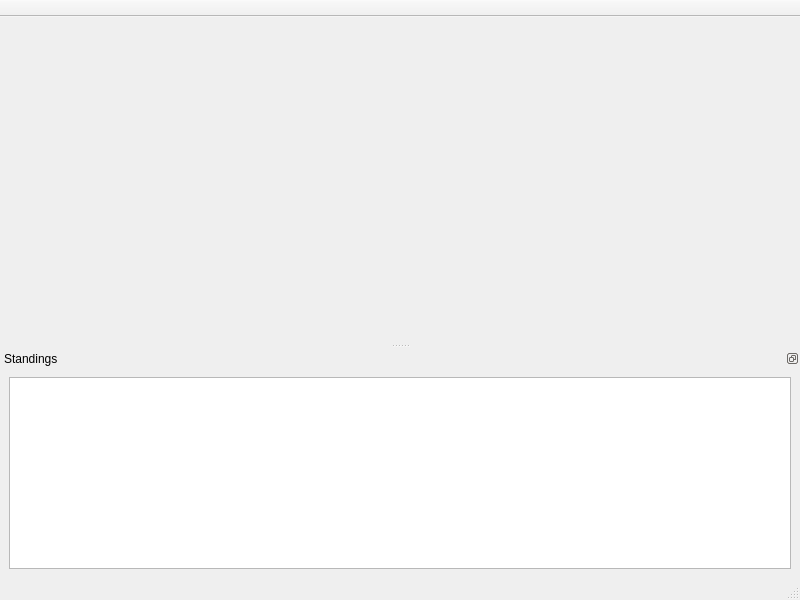
Before: the Qt Designer form src/race_info/RaceInfoWindow.ui in Pesa/forse, drawn with Qt 5.
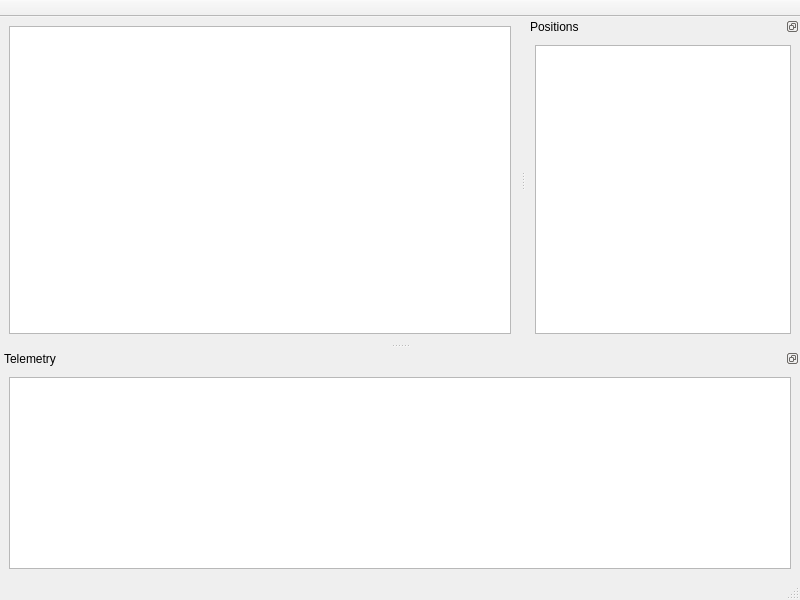
After: the same form once the commit is applied. Custom widgets are drawn as their Qt base class.

Commit message: [race_info] Various updates to the UI.

What changed in the file:
```diff
--- a/src/race_info/RaceInfoWindow.ui
+++ b/src/race_info/RaceInfoWindow.ui
@@ -13,7 +13,13 @@
   <property name="windowTitle">
    <string>Race Info</string>
   </property>
-  <widget class="QWidget" name="centralwidget"/>
+  <widget class="QWidget" name="centralWidget">
+   <layout class="QHBoxLayout" name="horizontalLayout_3">
+    <item>
+     <widget class="TrackView" name="trackView"/>
+    </item>
+   </layout>
+  </widget>
   <widget class="QStatusBar" name="statusBar"/>
   <widget class="QToolBar" name="toolBar">
    <property name="windowTitle">
@@ -49,7 +55,7 @@
     <set>QDockWidget::DockWidgetFloatable|QDockWidget::DockWidgetMovable</set>
    </property>
    <property name="windowTitle">
-    <string>Standings</string>
+    <string>Telemetry</string>
    </property>
    <attribute name="dockWidgetArea">
     <number>8</number>
@@ -84,7 +90,60 @@
     </layout>
    </widget>
   </widget>
+  <widget class="QDockWidget" name="positionsDock">
+   <property name="features">
+    <set>QDockWidget::DockWidgetFloatable|QDockWidget::DockWidgetMovable</set>
+   </property>
+   <property name="windowTitle">
+    <string>Positions</string>
+   </property>
+   <attribute name="dockWidgetArea">
+    <number>2</number>
+   </attribute>
+   <widget class="QWidget" name="dockWidgetContents_2">
+    <layout class="QHBoxLayout" name="horizontalLayout_2">
+     <item>
+      <widget class="QTableView" name="positionsView">
+       <property name="autoScroll">
+        <bool>false</bool>
+       </property>
+       <property name="editTriggers">
+        <set>QAbstractItemView::NoEditTriggers</set>
+       </property>
+       <property name="selectionMode">
+        <enum>QAbstractItemView::NoSelection</enum>
+       </property>
+       <property name="wordWrap">
+        <bool>false</bool>
+       </property>
+       <property name="cornerButtonEnabled">
+        <bool>false</bool>
+       </property>
+       <attribute name="horizontalHeaderVisible">
+        <bool>false</bool>
+       </attribute>
+       <attribute name="verticalHeaderVisible">
+        <bool>false</bool>
+       </attribute>
+       <attribute name="verticalHeaderVisible">
+        <bool>false</bool>
+       </attribute>
+       <attribute name="horizontalHeaderVisible">
+        <bool>false</bool>
+       </attribute>
+      </widget>
+     </item>
+    </layout>
+   </widget>
+  </widget>
  </widget>
+ <customwidgets>
+  <customwidget>
+   <class>TrackView</class>
+   <extends>QGraphicsView</extends>
+   <header>TrackView</header>
+  </customwidget>
+ </customwidgets>
  <resources>
   <include location="../../forse.qrc"/>
  </resources>
```
Left out of the diff: 6 changed lines with no effect on the pictures. The commit also changes 1 other file.
